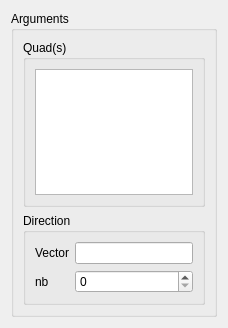
Qt form src/HEXABLOCKGUI/PrismQuad_QTD.ui (SalomePlatform/hexablock) before a commit.
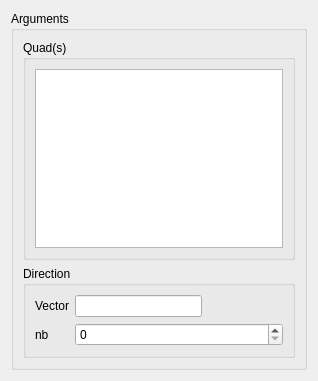
The same form after that commit.

```diff
--- a/src/HEXABLOCKGUI/PrismQuad_QTD.ui
+++ b/src/HEXABLOCKGUI/PrismQuad_QTD.ui
@@ -6,10 +6,16 @@
    <rect>
     <x>0</x>
     <y>0</y>
-    <width>228</width>
-    <height>328</height>
+    <width>318</width>
+    <height>381</height>
    </rect>
   </property>
+  <property name="sizePolicy">
+   <sizepolicy hsizetype="Preferred" vsizetype="Fixed">
+    <horstretch>0</horstretch>
+    <verstretch>0</verstretch>
+   </sizepolicy>
+  </property>
   <property name="windowTitle">
    <string>Prism Quad(s) Operation</string>
   </property>
```
